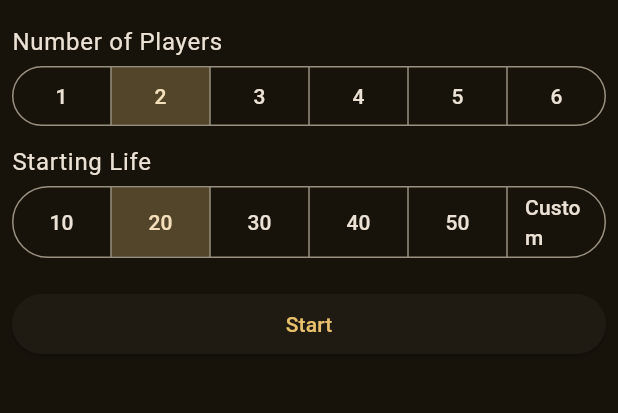
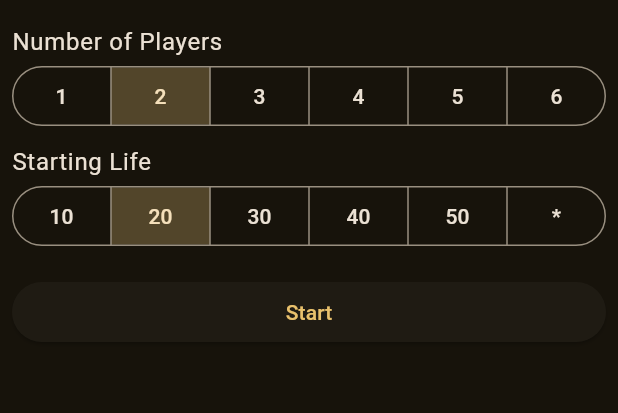
Before and after one commit to Zuramm/life_counter, a Flutter app: the screen it shows after launch, on a phone screen of 412 x 824 dp, the part 66-479 px from its top. Run offline on Flutter 3.47's test engine with Material 3 defaults, Android fonts, the phone set to English and light mode, and no system bars; our stand-ins replace wakelock.

Commit message:
fix(settings): change custom to * or the selected value in brackets

```diff
--- a/lib/views/settings.dart
+++ b/lib/views/settings.dart
@@ -1,5 +1,6 @@
 import 'package:flutter/material.dart';
 import 'package:flutter/services.dart';
+import 'package:flutter/widgets.dart';
 
 import 'counter.dart';
 
@@ -117,8 +118,13 @@ class _SettingsState extends State<Settings> {
                     .map<ButtonSegment<int>>(
                       (int value) => ButtonSegment<int>(
                           value: value,
-                          label:
-                              Text(value == 0 ? "Custom" : value.toString())),
+                          label: Text(
+                            value == 0
+                                ? ([10, 20, 30, 40, 50].contains(startingLife)
+                                    ? "*"
+                                    : "[$startingLife]")
+                                : value.toString(),
+                          )),
                     )
                     .toList(),
               ),
```
